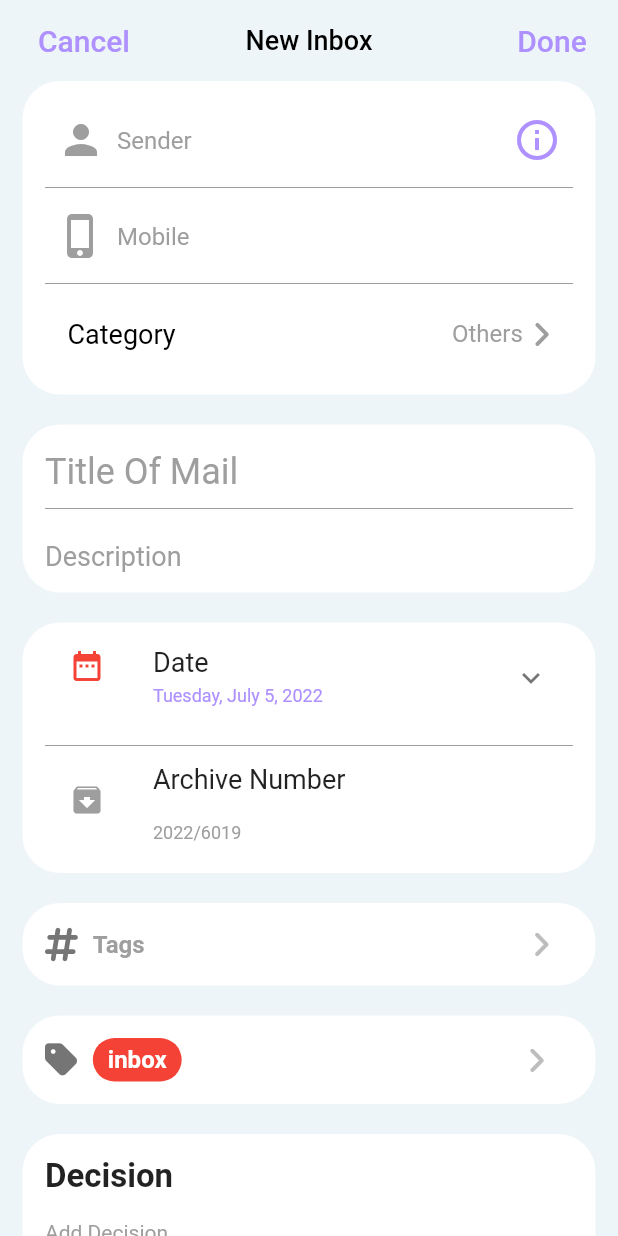
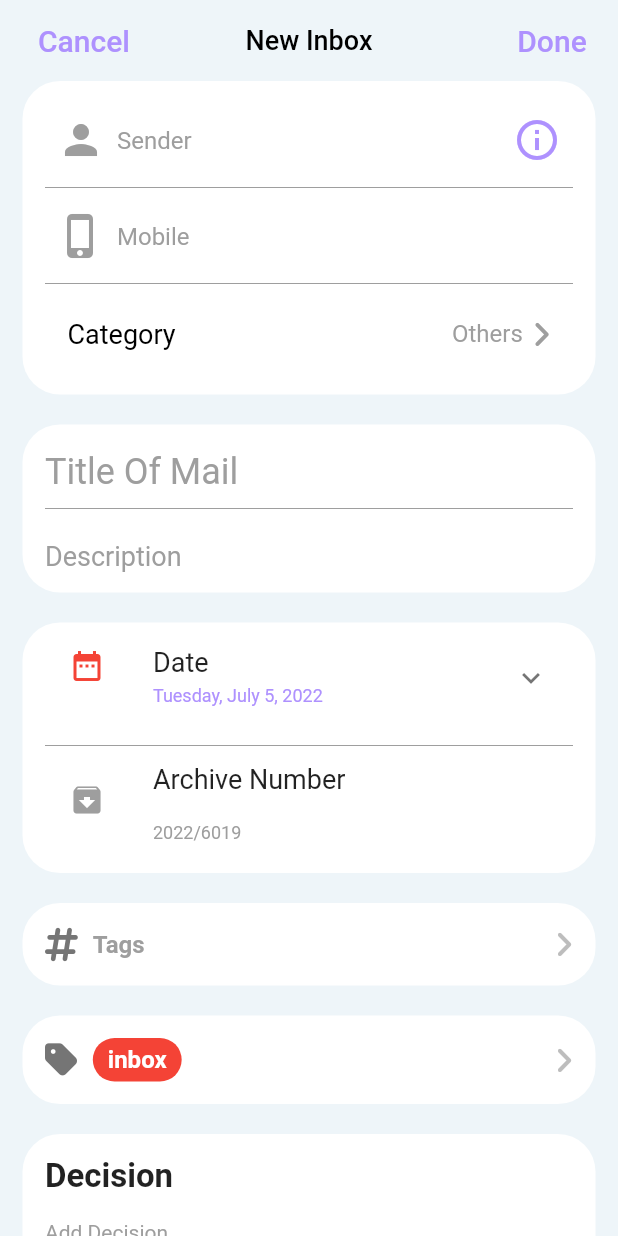
Before and after one commit to https-github-com-haythambahlool/consultation_app, a Flutter app: the Home screen opened by its route, after a tap on "Official Organization", after a tap on "New Inbox", on a phone screen of 412 x 824 dp. Run offline on Flutter 3.47's test engine with Material 2 defaults, Android fonts, the phone set to English and light mode, and no system bars; our stand-ins replace animated_splash_screen, animated_text_kit, awesome_snackbar_content, font_awesome_flutter, google_fonts, image_picker and 5 more; missing offline and left inert: material_tag_editor; accounts and stored records are empty; generated files the repository leaves out were written again; Roboto replaces fonts that are missing (Tajawal); project files that could hold a hidden picture were left out.

Commit message:
new after manar

```diff
--- a/lib/components/AuthScreen/AuthBtn.dart
+++ b/lib/components/AuthScreen/AuthBtn.dart
@@ -32,7 +32,7 @@ class AuthBtn extends StatelessWidget {
               : AppLocalizations.of(context)!.signUp,
           style: const TextStyle(
             color: Colors.white,
-            fontSize: 30,
+            fontSize: 25,
             fontWeight: FontWeight.w700,
           ),
         ),
--- a/lib/l10n/app_ar.arb
+++ b/lib/l10n/app_ar.arb
@@ -4,7 +4,7 @@
   "password":"كلمة السر",
   "confirmPassword":"تأكيد كلمة السر",
   "signUp":"تسجيل",
-  "login ":"تسجيل الدخول",
+  "login":"تسجيل الدخول",
   "or":"أو",
 
   "primeMinisterOffice":"ديوان رئيس الوزراء",
--- a/lib/routes_manager.dart
+++ b/lib/routes_manager.dart
@@ -1,4 +1,4 @@
-import 'package:consultation_app/view/Login_Signup.dart';
+import 'package:consultation_app/view/LoginSignup.dart';
 import 'package:consultation_app/view/NewInbox.dart';
 import 'package:consultation_app/view/OfficialOrganization.dart';
 import 'package:consultation_app/view/category_screen.dart';
--- a/lib/view/Login_Signup.dart
+++ b/lib/view/LoginSignup.dart
@@ -417,7 +417,7 @@ class _LoginSignupState extends State<LoginSignup> {
               width: 130,
               height: 35,
               decoration: BoxDecoration(
-                  gradient: LinearGradient(
+                  gradient: const LinearGradient(
                       begin: Alignment.centerRight,
                       end: Alignment.centerLeft,
                       colors: [
@@ -430,6 +430,7 @@ class _LoginSignupState extends State<LoginSignup> {
           ),
           Row(
             mainAxisAlignment: MainAxisAlignment.center,
+            textDirection: TextDirection.ltr,
             children: [
               GestureDetector(
                 onTap: () {
@@ -449,7 +450,7 @@ class _LoginSignupState extends State<LoginSignup> {
                     AppLocalizations.of(context)!.login,
                     style: TextStyle(
                       color: isLogin ? Colors.white : kprimColor,
-                      fontSize: 22,
+                      fontSize: 18,
                       fontWeight: FontWeight.w700,
                     ),
                   ),
--- a/lib/view/NewInbox.dart
+++ b/lib/view/NewInbox.dart
@@ -271,6 +271,9 @@ class _NewInboxState extends State<NewInbox> {
                     borderRadius: BorderRadius.circular(25),
                   ),
                   child: Row(
+                    mainAxisAlignment: MainAxisAlignment.spaceBetween,
+                    children: [
+                      Row(
                         children: [
                           FaIcon(
                             FontAwesomeIcons.hashtag,
@@ -288,8 +291,7 @@ class _NewInboxState extends State<NewInbox> {
                               fontWeight: FontWeight.w700,
                             ),
                           ),
-                      SizedBox(
-                        width: 258,
+                        ],
                       ),
                       FaIcon(
                         FontAwesomeIcons.angleRight,
@@ -317,6 +319,9 @@ class _NewInboxState extends State<NewInbox> {
                     borderRadius: BorderRadius.circular(25),
                   ),
                   child: Row(
+                    mainAxisAlignment: MainAxisAlignment.spaceBetween,
+                    children: [
+                      Row(
                         children: [
                           FaIcon(
                             FontAwesomeIcons.tag,
@@ -327,8 +332,8 @@ class _NewInboxState extends State<NewInbox> {
                             width: 10,
                           ),
                           Container(
-                        padding:
-                            EdgeInsets.symmetric(horizontal: 10, vertical: 5),
+                            padding: EdgeInsets.symmetric(
+                                horizontal: 10, vertical: 5),
                             decoration: BoxDecoration(
                               color: Colors.red,
                               borderRadius: BorderRadius.circular(18),
@@ -345,8 +350,7 @@ class _NewInboxState extends State<NewInbox> {
                           SizedBox(
                             width: 10,
                           ),
-                      SizedBox(
-                        width: 220,
+                        ],
                       ),
                       FaIcon(
                         FontAwesomeIcons.angleRight,
--- a/lib/view/home.dart
+++ b/lib/view/home.dart
@@ -40,13 +40,13 @@ class _HomeState extends State<Home> {
               children: [
                 Icon(
                   Icons.add_circle,
-                  color: Colors.blue,
+                  color: kprimColor,
                   size: 30,
                 ),
                 Text(
                   AppLocalizations.of(context)!.newInbox,
                   style: TextStyle(
-                    color: Colors.blue,
+                    color: kprimColor,
                     fontSize: 25,
                     fontWeight: FontWeight.w500,
                   ),
--- a/lib/view/onboarding.dart
+++ b/lib/view/onboarding.dart
@@ -1,5 +1,5 @@
 import 'package:consultation_app/constant/const.dart';
-import 'package:consultation_app/view/Login_Signup.dart';
+import 'package:consultation_app/view/LoginSignup.dart';
 import 'package:flutter/material.dart';
 import 'package:flutter/src/widgets/framework.dart';
 import 'package:flutter/src/widgets/placeholder.dart';
@@ -67,7 +67,7 @@ class _onBoardingState extends State<onBoarding> {
                 onTap: () {
                   Navigator.push(context,
                       MaterialPageRoute(builder: (BuildContext context) {
-                    return const Login_Signup();
+                    return const LoginSignup();
                   }));
                 },
                 child: Container(
--- a/lib/view/splash.dart
+++ b/lib/view/splash.dart
@@ -2,7 +2,7 @@ import 'dart:async';
 
 import 'package:animated_splash_screen/animated_splash_screen.dart';
 import 'package:animated_text_kit/animated_text_kit.dart';
-import 'package:consultation_app/view/Login_Signup.dart';
+import 'package:consultation_app/view/LoginSignup.dart';
 import 'package:consultation_app/view/onboarding.dart';
 import 'package:flutter/material.dart';
 import 'package:flutter/src/widgets/framework.dart';
```
Also changed, not shown: lib/main.dart (+1 -18 lines), pubspec.lock. Lines whose indentation alone changed are shown as unchanged.
